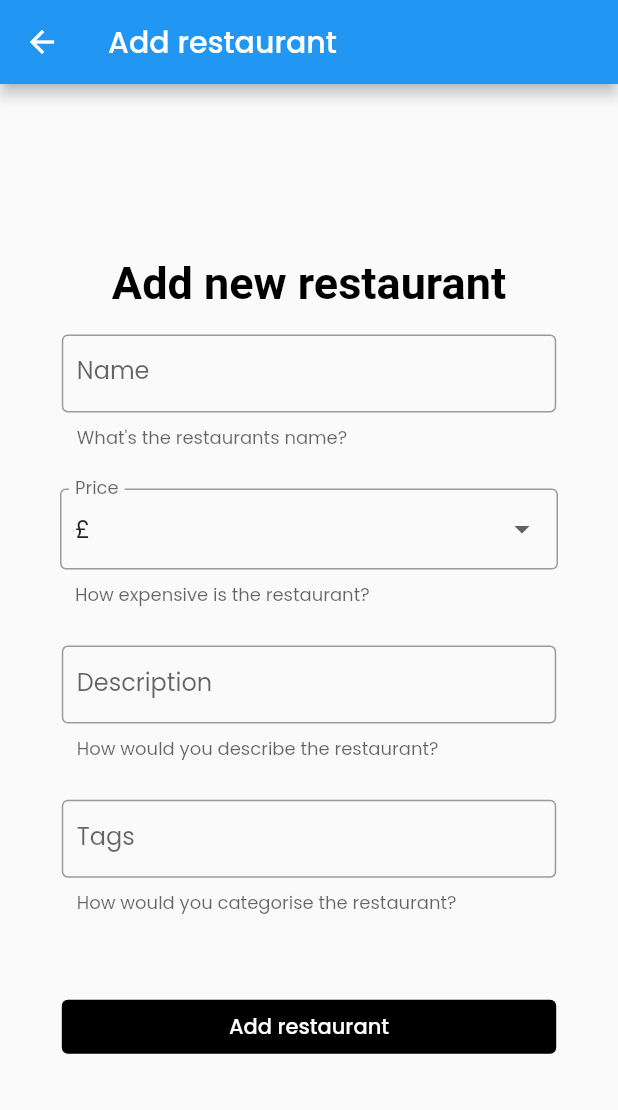
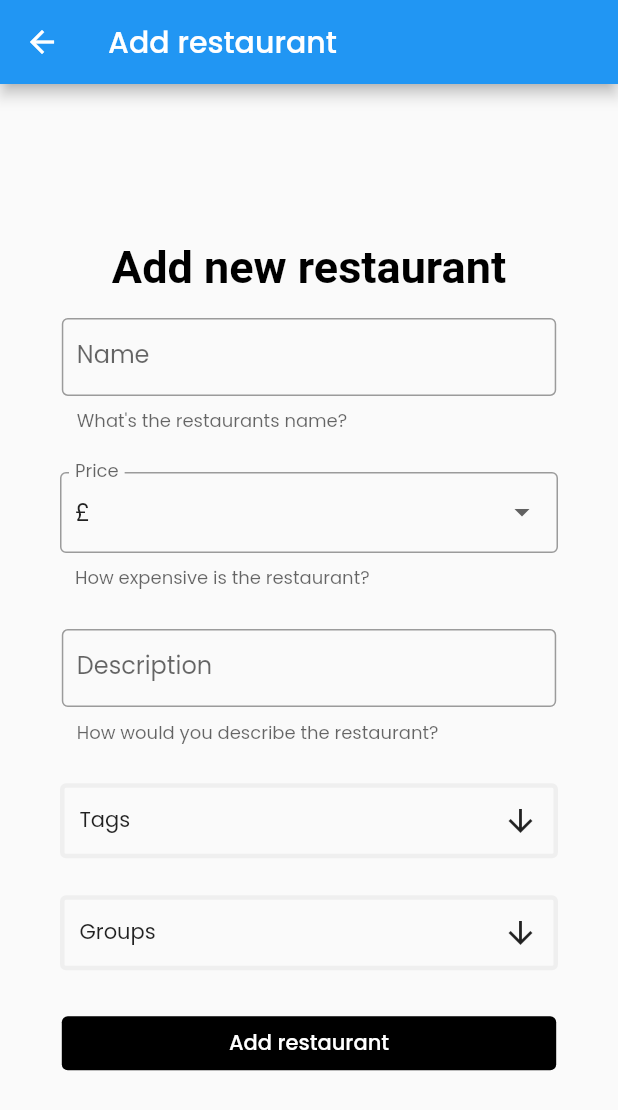
Before and after one commit to DanielKirkwood/you_choose, a Flutter app: the AddRestaurantScreen screen opened directly, on a phone screen of 412 x 824 dp. Shown: the top 1110 px of the screen. Run offline on Flutter 3.47's test engine with Material 2 defaults, Android fonts, the phone set to English and light mode, and no system bars; drawn by our look-alikes of multi_select_flutter; our stand-ins replace bloc, cloud_firestore, equatable, firebase_auth, firebase_core, flutter_bloc and 2 more; accounts and stored records are empty; generated files the repository leaves out were written again.

Commit message:
add restaurnt has multi select

```diff
--- a/lib/src/screens/add_restaurant.dart
+++ b/lib/src/screens/add_restaurant.dart
@@ -1,6 +1,8 @@
 import 'package:flutter/material.dart';
 import 'package:flutter_bloc/flutter_bloc.dart';
+import 'package:multi_select_flutter/multi_select_flutter.dart';
 import 'package:you_choose/src/bloc/group/group_bloc.dart';
+import 'package:you_choose/src/models/models.dart';
 import 'package:you_choose/src/util/constants/constants.dart';
 
 class AddRestaurantScreen extends StatelessWidget {
@@ -174,30 +176,17 @@ class _TagsFieldState extends State<TagsField> {
 
   @override
   Widget build(BuildContext context) {
-    Size size = MediaQuery.of(context).size;
 
-    return SizedBox(
-      width: size.width * 0.8,
-      child: TextFormField(
-        keyboardType: TextInputType.multiline,
-        minLines: 1,
-        maxLines: 5,
-        decoration: Constants.formInputDecoration(
-            helperText: '''How would you categorise the restaurant?''',
-            labelText: 'Tags',
-            errorText: null),
-        onChanged: (String value) {
-          List<String> tagList = [];
-          List<String> split = value.split(',');
-          for (var element in split) {
-            tagList.add(element.trim());
-          }
-          setState(() {
-            _tags = tagList;
-          });
+    return MultiSelectDialogField<String>(
+        items:
+            Constants.tags.map((e) => MultiSelectItem<String>(e, e)).toList(),
+        onConfirm: (values) {
+          _tags = values;
         },
-      ),
-    );
+        title: const Text('Tags'),
+        searchable: true,
+        buttonText: const Text('Tags'),
+        decoration: Constants.formMultiSelect);
   }
 }
 
@@ -209,6 +198,8 @@ class GroupsField extends StatefulWidget {
 }
 
 class _GroupsFieldState extends State<GroupsField> {
+  List<Group> _groups = [];
+
   @override
   Widget build(BuildContext context) {
     return BlocBuilder<GroupBloc, GroupState>(
@@ -217,7 +208,17 @@ class _GroupsFieldState extends State<GroupsField> {
           context.read<GroupBloc>().add(const LoadGroups());
           return const CircularProgressIndicator();
         }
-        return Container();
+        return MultiSelectDialogField<Group>(
+            items: state.groups
+                .map((e) => MultiSelectItem<Group>(e, e.name!))
+                .toList(),
+            onConfirm: (values) {
+              _groups = values;
+            },
+            title: const Text('Groups'),
+            searchable: true,
+            buttonText: const Text('Groups'),
+            decoration: Constants.formMultiSelect);
       },
     );
   }
--- a/lib/src/util/constants/constants.dart
+++ b/lib/src/util/constants/constants.dart
@@ -43,8 +43,13 @@ class Constants {
       statusBarIconBrightness: Brightness.dark);
 
   // forms
+  static BoxDecoration formMultiSelect = BoxDecoration(
+      border: Border.all(color: Constants.kBorderColor, width: 3.0),
+      borderRadius: const BorderRadius.all(Radius.circular(4.0)));
+
   static const formInputBorder = OutlineInputBorder(
       borderSide: BorderSide(color: Constants.kBorderColor, width: 3.0));
+
   static formInputDecoration({helperText, labelText, errorText}) =>
       InputDecoration(
         contentPadding:
@@ -59,4 +64,14 @@ class Constants {
 
   // data
   static const pricesInputs = ['£', '££', '£££', "££££"];
+  static const tags = [
+    "Fancy",
+    "Chinese",
+    "Indian",
+    "Fast Food",
+    "Date Night",
+    "Casual",
+    "Steak",
+    "Pizza",
+  ];
 }
```
